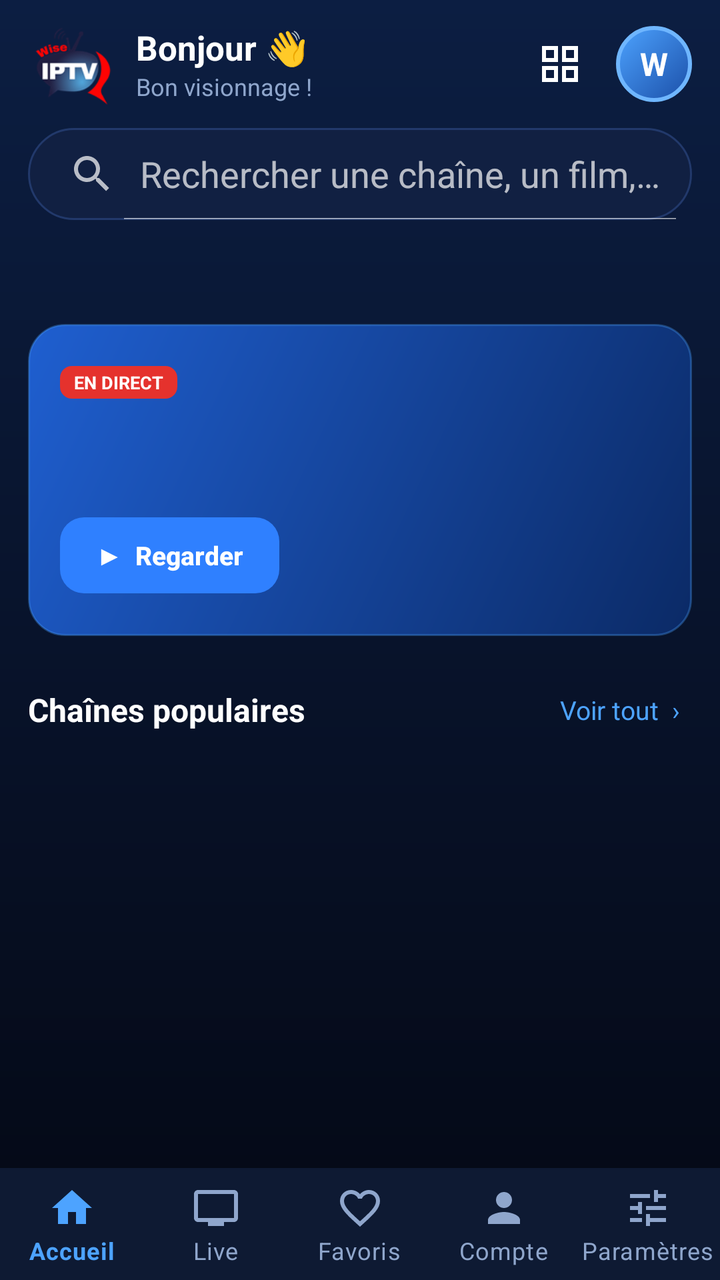
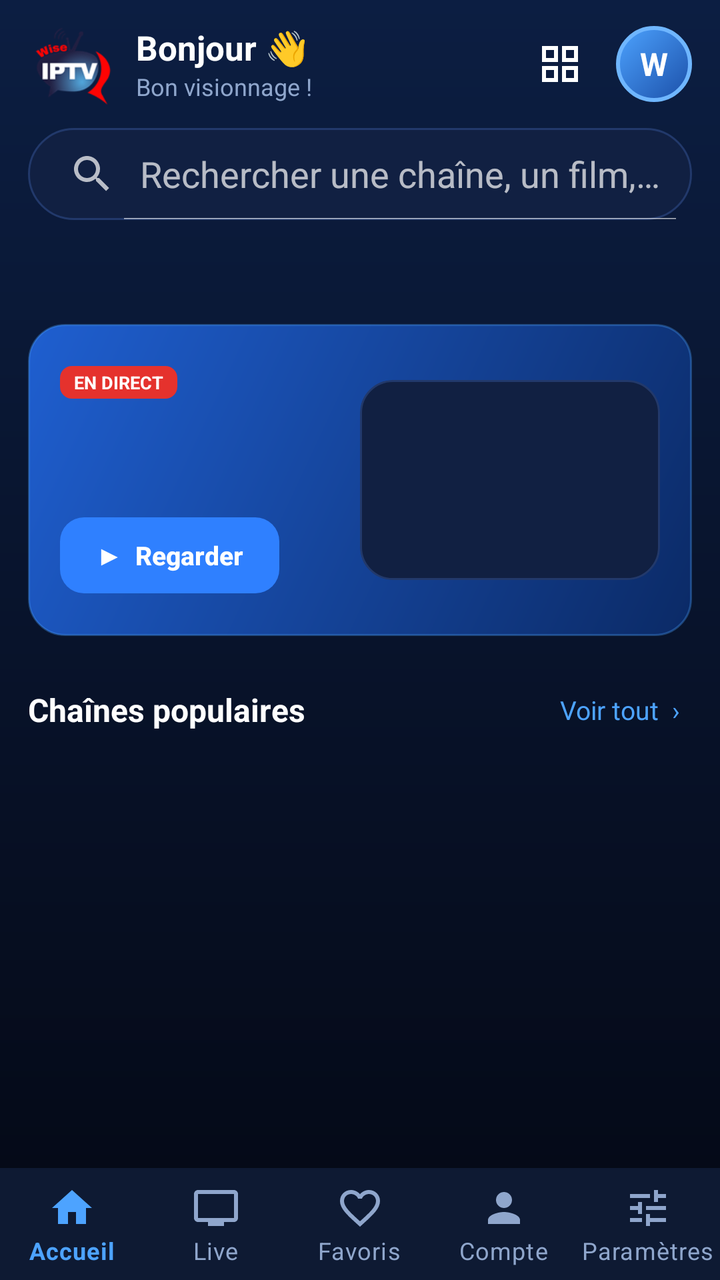

Compare the two renders of this Android layout. The source of the first and the diff that turns it into the second are given below.
<!-- AndroidManifest.xml: application theme Theme.WiseIPTV -->
<!-- res/layout/activity_main.xml -->
<?xml version="1.0" encoding="utf-8"?>
<androidx.coordinatorlayout.widget.CoordinatorLayout
    xmlns:android="http://schemas.android.com/apk/res/android"
    xmlns:app="http://schemas.android.com/apk/res-auto"
    android:layout_width="match_parent" android:layout_height="match_parent"
    android:background="@drawable/bg_app_gradient">

    <com.google.android.material.appbar.AppBarLayout
        android:layout_width="match_parent" android:layout_height="wrap_content"
        android:background="@android:color/transparent"
        android:stateListAnimator="@null" app:elevation="0dp">

        
        <LinearLayout android:id="@+id/header_row"
            android:layout_width="match_parent" android:layout_height="64dp"
            android:orientation="horizontal" android:gravity="center_vertical"
            android:paddingStart="14dp" android:paddingEnd="14dp">
            <ImageView android:layout_width="44dp" android:layout_height="44dp"
                android:src="@mipmap/ic_launcher" android:scaleType="fitCenter"
                android:contentDescription="Wise IPTV"/>
            <LinearLayout android:layout_width="0dp" android:layout_height="wrap_content"
                android:layout_weight="1" android:orientation="vertical"
                android:layout_marginStart="10dp">
                <TextView android:id="@+id/tv_greeting"
                    android:layout_width="match_parent" android:layout_height="wrap_content"
                    android:text="Bonjour 👋" android:textColor="@color/white"
                    android:textSize="17sp" android:textStyle="bold"
                    android:maxLines="1" android:ellipsize="end"/>
                <TextView android:layout_width="match_parent" android:layout_height="wrap_content"
                    android:text="Bon visionnage !" android:textColor="@color/text_secondary"
                    android:textSize="12sp"/>
            </LinearLayout>
            <ImageButton android:id="@+id/btn_grid"
                android:layout_width="44dp" android:layout_height="44dp"
                android:src="@drawable/ic_grid" android:padding="11dp"
                android:contentDescription="Disposition de la grille"
                android:background="?selectableItemBackgroundBorderless"
                android:tint="@color/white"/>
            <TextView android:id="@+id/tv_avatar"
                android:layout_width="38dp" android:layout_height="38dp"
                android:layout_marginStart="6dp" android:gravity="center"
                android:background="@drawable/bg_avatar" android:text="W"
                android:textColor="@color/white" android:textStyle="bold" android:textSize="16sp"/>
        </LinearLayout>

        
        <LinearLayout android:id="@+id/card_subscription"
            android:layout_width="match_parent" android:layout_height="wrap_content"
            android:orientation="horizontal" android:gravity="center_vertical"
            android:background="@drawable/bg_card_hero"
            android:layout_marginStart="14dp" android:layout_marginEnd="14dp"
            android:layout_marginBottom="8dp" android:padding="12dp"
            android:visibility="gone">
            <ImageView android:layout_width="30dp" android:layout_height="30dp"
                android:src="@drawable/ic_check_circle" android:tint="@color/wise_green"
                android:contentDescription="@null"/>
            <LinearLayout android:layout_width="0dp" android:layout_height="wrap_content"
                android:layout_weight="1" android:orientation="vertical"
                android:layout_marginStart="12dp">
                <TextView android:id="@+id/tv_sub_title"
                    android:layout_width="match_parent" android:layout_height="wrap_content"
                    android:text="Abonnement Actif" android:textColor="@color/white"
                    android:textSize="15sp" android:textStyle="bold"/>
                <TextView android:id="@+id/tv_sub_expiry"
                    android:layout_width="match_parent" android:layout_height="wrap_content"
                    android:textColor="#C9D8F2" android:textSize="12sp"/>
            </LinearLayout>
            <TextView android:id="@+id/tv_sub_days"
                android:layout_width="wrap_content" android:layout_height="wrap_content"
                android:background="@drawable/bg_badge_gold" android:textColor="#1A1A1A"
                android:textSize="12sp" android:textStyle="bold"
                android:paddingStart="10dp" android:paddingEnd="10dp"
                android:paddingTop="4dp" android:paddingBottom="4dp"/>
        </LinearLayout>

        <TextView android:id="@+id/tv_sync_status"
            android:layout_width="match_parent" android:layout_height="wrap_content"
            android:paddingStart="16dp" android:paddingEnd="16dp"
            android:paddingTop="2dp" android:paddingBottom="4dp"
            android:textColor="@color/wise_blue_light" android:textSize="12sp"
            android:visibility="gone"/>

        <SearchView android:id="@+id/search_view"
            android:layout_width="match_parent" android:layout_height="46dp"
            android:layout_marginStart="14dp" android:layout_marginEnd="14dp"
            android:background="@drawable/bg_search"
            android:queryHint="Rechercher une chaîne, un film, une série…"
            android:iconifiedByDefault="false"/>

        <com.google.android.material.tabs.TabLayout
            android:id="@+id/tab_layout"
            android:layout_width="match_parent" android:layout_height="52dp"
            android:background="@android:color/transparent"
            android:paddingStart="8dp" android:paddingEnd="8dp"
            app:tabTextColor="@color/text_secondary"
            app:tabSelectedTextColor="@color/white"
            app:tabIndicatorHeight="0dp"
            app:tabBackground="@drawable/bg_tab_chip"
            app:tabRippleColor="@android:color/transparent"
            app:tabPaddingStart="14dp" app:tabPaddingEnd="14dp"
            app:tabMinWidth="0dp"
            app:tabMode="scrollable"/>
    </com.google.android.material.appbar.AppBarLayout>

    <FrameLayout android:layout_width="match_parent" android:layout_height="match_parent"
        app:layout_behavior="@string/appbar_scrolling_view_behavior">

        
        <ScrollView android:id="@+id/home_panel"
            android:layout_width="match_parent" android:layout_height="match_parent"
            android:scrollbars="none" android:clipToPadding="false" android:paddingBottom="76dp">
            <LinearLayout android:layout_width="match_parent" android:layout_height="wrap_content"
                android:orientation="vertical">

                <LinearLayout android:id="@+id/home_hero"
                    android:layout_width="match_parent" android:layout_height="156dp"
                    android:layout_marginStart="14dp" android:layout_marginEnd="14dp"
                    android:orientation="horizontal" android:gravity="center_vertical"
                    android:background="@drawable/bg_hero" android:padding="16dp">
                    <LinearLayout android:layout_width="0dp" android:layout_height="wrap_content"
                        android:layout_weight="1" android:orientation="vertical">
                        <TextView android:id="@+id/hero_badge"
                            android:layout_width="wrap_content" android:layout_height="wrap_content"
                            android:text="EN DIRECT" android:textColor="@color/white"
                            android:textSize="9sp" android:textStyle="bold"
                            android:background="@drawable/bg_badge_live"
                            android:paddingStart="7dp" android:paddingEnd="7dp"
                            android:paddingTop="2dp" android:paddingBottom="2dp"/>
                        <TextView android:id="@+id/hero_title"
                            android:layout_width="match_parent" android:layout_height="wrap_content"
                            android:layout_marginTop="6dp" android:textColor="@color/white"
                            android:textSize="20sp" android:textStyle="bold"
                            android:maxLines="2" android:ellipsize="end"/>
                        <TextView android:id="@+id/hero_sub"
                            android:layout_width="match_parent" android:layout_height="wrap_content"
                            android:textColor="#C9D8F2" android:textSize="12sp"
                            android:maxLines="1" android:ellipsize="end"/>
                        <androidx.appcompat.widget.AppCompatButton android:id="@+id/btn_watch"
                            style="@style/Wise.Button"
                            android:layout_width="wrap_content" android:layout_height="38dp"
                            android:layout_marginTop="10dp"
                            android:paddingStart="18dp" android:paddingEnd="18dp"
                            android:text="▶  Regarder" android:textSize="13sp"
                            android:background="@drawable/btn_watch"/>
                    </LinearLayout>
                    <ImageView android:id="@+id/hero_logo"
                        android:layout_width="96dp" android:layout_height="96dp"
                        android:layout_marginStart="10dp" android:scaleType="fitCenter"
                        android:contentDescription="@null"/>
                </LinearLayout>

                <LinearLayout android:id="@+id/hero_dots"
                    android:layout_width="match_parent" android:layout_height="22dp"
                    android:orientation="horizontal" android:gravity="center"/>

                <LinearLayout android:layout_width="match_parent" android:layout_height="wrap_content"
                    android:orientation="horizontal" android:gravity="center_vertical"
                    android:paddingStart="14dp" android:paddingEnd="14dp" android:layout_marginBottom="8dp">
                    <TextView android:id="@+id/tv_home_section"
                        android:layout_width="0dp" android:layout_height="wrap_content"
                        android:layout_weight="1" android:text="Chaînes populaires"
                        android:textColor="@color/white" android:textSize="16sp" android:textStyle="bold"/>
                    <TextView android:id="@+id/btn_see_all"
                        android:layout_width="wrap_content" android:layout_height="wrap_content"
                        android:text="Voir tout  ›" android:textColor="@color/wise_blue_light"
                        android:textSize="13sp" android:padding="6dp"/>
                </LinearLayout>

                <androidx.recyclerview.widget.RecyclerView android:id="@+id/rv_home_slider"
                    android:layout_width="match_parent" android:layout_height="100dp"
                    android:orientation="horizontal"
                    android:paddingStart="14dp" android:paddingEnd="6dp"
                    android:clipToPadding="false"/>
            </LinearLayout>
        </ScrollView>

        <androidx.recyclerview.widget.RecyclerView
            android:id="@+id/rv_channels"
            android:layout_width="match_parent" android:layout_height="match_parent"
            android:paddingStart="6dp" android:paddingEnd="6dp"
            android:paddingTop="6dp" android:paddingBottom="76dp"
            android:clipToPadding="false" android:visibility="gone"/>
        <ProgressBar android:id="@+id/progress_bar"
            android:layout_width="48dp" android:layout_height="48dp"
            android:layout_gravity="center" android:visibility="gone"/>
        <TextView android:id="@+id/tv_empty"
            android:layout_width="wrap_content" android:layout_height="wrap_content"
            android:layout_gravity="center"
            android:text="Aucune chaîne.\nAjoutez une playlist M3U"
            android:textColor="@color/text_secondary"
            android:gravity="center" android:visibility="gone"/>
    </FrameLayout>

    <com.google.android.material.bottomnavigation.BottomNavigationView
        android:id="@+id/bottom_nav"
        android:layout_width="match_parent" android:layout_height="wrap_content"
        android:layout_gravity="bottom" android:background="@color/wise_surface"
        android:elevation="10dp"
        app:menu="@menu/bottom_nav_menu"
        app:labelVisibilityMode="labeled"
        app:itemIconTint="@color/nav_selector"
        app:itemTextColor="@color/nav_selector"/>

</androidx.coordinatorlayout.widget.CoordinatorLayout>
<!-- resources referenced by this layout -->
<resources>
  <color name="text_secondary">#8FA6CC</color>
  <color name="white">#FFFFFF</color>
  <color name="wise_blue_light">#4DA3FF</color>
  <color name="wise_green">#2ECC71</color>
  <color name="wise_surface">#0E1A33</color>
  <!-- drawable bg_app_gradient (drawable) -->
  <?xml version="1.0" encoding="utf-8"?>
  <shape xmlns:android="http://schemas.android.com/apk/res/android" android:shape="rectangle">
      <gradient android:angle="270" android:startColor="@color/wise_bg_top" android:endColor="@color/wise_bg_bottom"/>
  </shape>
  <!-- drawable bg_avatar (drawable) -->
  <?xml version="1.0" encoding="utf-8"?>
  <shape xmlns:android="http://schemas.android.com/apk/res/android" android:shape="oval">
      <gradient android:angle="315" android:startColor="#4DA3FF" android:endColor="#1B4FA8"/>
      <stroke android:width="2dp" android:color="#6FB6FF"/>
  </shape>
  <!-- drawable bg_badge_gold (drawable) -->
  <?xml version="1.0" encoding="utf-8"?>
  <shape xmlns:android="http://schemas.android.com/apk/res/android" android:shape="rectangle">
      <solid android:color="@color/wise_gold"/>
      <corners android:radius="6dp"/>
  </shape>
  <!-- drawable bg_badge_live (drawable) -->
  <?xml version="1.0" encoding="utf-8"?>
  <shape xmlns:android="http://schemas.android.com/apk/res/android" android:shape="rectangle">
      <solid android:color="@color/live_red"/>
      <corners android:radius="6dp"/>
  </shape>
  <!-- drawable bg_card_hero (drawable) -->
  <?xml version="1.0" encoding="utf-8"?>
  <shape xmlns:android="http://schemas.android.com/apk/res/android" android:shape="rectangle">
      <gradient android:angle="315" android:startColor="#1B4FA8" android:endColor="#0F2A5E"/>
      <corners android:radius="18dp"/>
      <stroke android:width="1dp" android:color="#3B6FD0"/>
  </shape>
  <!-- drawable bg_hero (drawable) -->
  <?xml version="1.0" encoding="utf-8"?>
  <shape xmlns:android="http://schemas.android.com/apk/res/android" android:shape="rectangle">
      <gradient android:angle="315" android:startColor="#1F5FD0" android:endColor="#0B2A66"/>
      <corners android:radius="18dp"/>
      <stroke android:width="1dp" android:color="#554DA3FF"/>
  </shape>
  <!-- drawable bg_search (drawable) -->
  <?xml version="1.0" encoding="utf-8"?>
  <shape xmlns:android="http://schemas.android.com/apk/res/android" android:shape="rectangle">
      <solid android:color="@color/wise_card"/>
      <corners android:radius="24dp"/>
      <stroke android:width="1dp" android:color="@color/wise_card_stroke"/>
  </shape>
  <!-- drawable btn_watch (drawable) -->
  <?xml version="1.0" encoding="utf-8"?>
  <shape xmlns:android="http://schemas.android.com/apk/res/android" android:shape="rectangle">
      <solid android:color="#2F80FF"/>
      <corners android:radius="12dp"/>
  </shape>
  <color name="wise_bg_top">#0C1E42</color>
  <color name="wise_bg_bottom">#040814</color>
  <color name="wise_gold">#F5B820</color>
  <color name="live_red">#E5322D</color>
  <color name="wise_card">#112042</color>
  <color name="wise_card_stroke">#22396B</color>
  <color name="wise_blue">#1F7AE0</color>
  <color name="wise_blue_dark">#0D3D6E</color>
  <color name="wise_red">#E5324F</color>
  <color name="wise_bg">#060D1F</color>
  <style name="Theme.WiseIPTV.Dialog" parent="android:Theme.Material.Dialog.Alert">
          <item name="android:windowBackground">@drawable/bg_card</item>
          <item name="android:colorAccent">@color/wise_blue_light</item>
          <item name="android:textColorPrimary">@color/white</item>
          <item name="android:textColorSecondary">@color/text_secondary</item>
      </style>
  <!-- drawable bg_card (drawable) -->
  <?xml version="1.0" encoding="utf-8"?>
  <shape xmlns:android="http://schemas.android.com/apk/res/android" android:shape="rectangle">
      <solid android:color="@color/wise_card"/>
      <corners android:radius="16dp"/>
      <stroke android:width="1dp" android:color="@color/wise_card_stroke"/>
  </shape>
  <!-- unchanged entries left out for length: 6 -->
</resources>

<!-- the commit's change to res/layout/activity_main.xml (unified diff, before → after) -->
@@ -2,6 +2,7 @@
 <androidx.coordinatorlayout.widget.CoordinatorLayout
     xmlns:android="http://schemas.android.com/apk/res/android"
     xmlns:app="http://schemas.android.com/apk/res-auto"
+    android:id="@+id/main_root"
     android:layout_width="match_parent" android:layout_height="match_parent"
     android:background="@drawable/bg_app_gradient">
 
@@ -143,10 +144,18 @@
                             android:text="▶  Regarder" android:textSize="13sp"
                             android:background="@drawable/btn_watch"/>
                     </LinearLayout>
-                    <ImageView android:id="@+id/hero_logo"
-                        android:layout_width="96dp" android:layout_height="96dp"
-                        android:layout_marginStart="10dp" android:scaleType="fitCenter"
-                        android:contentDescription="@null"/>
+                    <FrameLayout android:layout_width="150dp" android:layout_height="100dp"
+                        android:layout_marginStart="10dp" android:background="@drawable/bg_card"
+                        android:clipToOutline="true">
+                        <ImageView android:id="@+id/hero_logo"
+                            android:layout_width="match_parent" android:layout_height="match_parent"
+                            android:padding="12dp" android:scaleType="fitCenter"
+                            android:contentDescription="@null"/>
+                        <androidx.media3.ui.PlayerView android:id="@+id/hero_preview"
+                            android:layout_width="match_parent" android:layout_height="match_parent"
+                            app:use_controller="false" app:resize_mode="zoom"
+                            android:visibility="invisible"/>
+                    </FrameLayout>
                 </LinearLayout>
 
                 <LinearLayout android:id="@+id/hero_dots"
